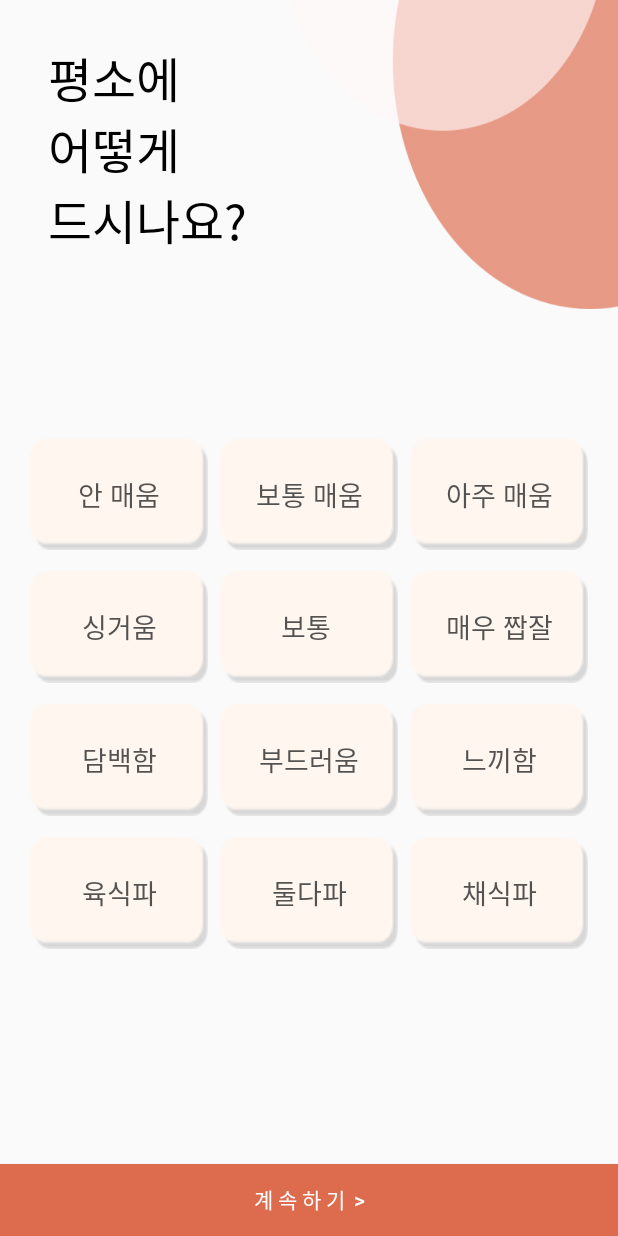
After one commit to joyceHong0524/SungChan, an Android app: the TasteChoiceActivity screen opened directly, with no data from a screen before it, on a phone screen of 412 x 824 dp. The commit adds this screen. Run offline under Robolectric (Android 15) with nearby library versions, the phone set to English and light mode, and no system bars.

Commit message:
taste choice half way done

```diff
--- a/app/src/main/AndroidManifest.xml
+++ b/app/src/main/AndroidManifest.xml
@@ -9,7 +9,8 @@
         android:roundIcon="@mipmap/ic_launcher_round"
         android:supportsRtl="true"
         android:theme="@style/AppTheme">
-        <activity android:name=".FoodChoiceActivity"></activity>
+        <activity android:name=".TasteChoiceActivity"/>
+        <activity android:name=".FoodChoiceActivity" />
         <activity android:name=".TellMeActivity" />
         <activity android:name=".ChoiceActivity" />
         <activity android:name=".SignUpActivity" />
--- a/app/src/main/java/com/junga/sungchan/FoodChoiceActivity.kt
+++ b/app/src/main/java/com/junga/sungchan/FoodChoiceActivity.kt
@@ -56,7 +56,10 @@ class FoodChoiceActivity : AppCompatActivity(), View.OnClickListener {
                 }
                 editor = pref.edit()
 
+
+
                 val set = HashSet<String>()
+
                 set.addAll(foodList)
 //                for (a in set){
 //                    Log.d(TAG,"It is in the set -----> $a");
--- /dev/null
+++ b/app/src/main/java/com/junga/sungchan/TasteChoiceActivity.kt
@@ -0,0 +1,93 @@
+package com.junga.sungchan
+
+import android.content.SharedPreferences
+import android.os.Bundle
+import android.view.View
+import androidx.appcompat.app.AppCompatActivity
+import kotlinx.android.synthetic.main.activity_taste_choice.*
+
+class TasteChoiceActivity: AppCompatActivity() , View.OnClickListener{
+
+
+    //TasteChoiceActivity working flow
+
+    // 1. 각 4개의 맛 영역 중에 하나씩 선택한다.
+    //      - 꼭 4 영역 모두 다 선택해야 한다.
+    //      - 한 영역에는 하나만 체크가 가능하다.
+
+    // 2. 계속하기 버튼을 누른다.
+    //      - SharedPreferences "user" 폴더에 favtastes key에 StringSet으로 저장된다.
+
+
+    // Methods Explanation
+    // taste box click -> check_box.visiblity changes to Visible.
+    // All the boxes can be toggled.
+
+
+    private lateinit var  pref : SharedPreferences;
+    private lateinit var  editor: SharedPreferences.Editor;
+    private var tasteList = arrayOf("","","","")
+
+    override fun onClick(p0: View) {
+
+        when(p0.id){
+            R.id.keep_btn->{
+
+            }
+
+        }
+
+
+    }
+
+    override fun onCreate(savedInstanceState: Bundle?) {
+        super.onCreate(savedInstanceState)
+        setContentView(R.layout.activity_taste_choice)
+
+        keep_btn.setOnClickListener(this)
+
+        spicy_0.setOnClickListener(this)
+        spicy_1.setOnClickListener(this)
+        spicy_2.setOnClickListener(this)
+        salty_0.setOnClickListener(this)
+        salty_1.setOnClickListener(this)
+        salty_2.setOnClickListener(this)
+        oily_0.setOnClickListener(this)
+        oily_1.setOnClickListener(this)
+        oily_2.setOnClickListener(this)
+        vegi_0.setOnClickListener(this)
+        vegi_1.setOnClickListener(this)
+        vegi_2.setOnClickListener(this)
+
+    }
+
+
+
+    fun convertIdToString( id : Int) :String {
+        when(id){
+            R.id.spicy_0 -> return "spicy_0"
+            R.id.spicy_1 -> return "spicy_1"
+            R.id.spicy_2 -> return "spicy_2"
+            R.id.salty_0 -> return "salty_0"
+            R.id.salty_1 -> return "salty_1"
+            R.id.salty_2 -> return "salty_2"
+            R.id.oily_0 -> return "oliy_0"
+            R.id.oily_1 -> return "oliy_1"
+            R.id.oily_2 -> return "oliy_2"
+            R.id.vegi_0 -> return "vegi_0"
+            R.id.vegi_1 -> return "vegi_1"
+            R.id.vegi_2 -> return "vegi_2"
+        }
+        return "NO_MATCH"
+    }
+
+    //This function check if it is clicked before or not.
+    fun checkIfFilled(view : View){
+
+    }
+
+
+
+
+
+    }
--- a/app/src/main/java/com/junga/sungchan/TellMeActivity.java
+++ b/app/src/main/java/com/junga/sungchan/TellMeActivity.java
@@ -24,9 +24,9 @@ public class TellMeActivity extends AppCompatActivity implements View.OnClickLis
         Button keep_btn = findViewById(R.id.keep_btn);
         TextView textView = findViewById(R.id.main_textview);
 
-        if( type==ChoiceActivity.Companion.getCHEF$app_debug()){
+        if( type==ChoiceActivity.Companion.getCUSTOMER$app()){
             textView.setText(R.string.tellme_customer);
-        }else if ( type ==ChoiceActivity.Companion.getCUSTOMER$app_debug()){
+        }else if ( type ==ChoiceActivity.Companion.getCHEF$app()){
             textView.setText(R.string.tellme_chef);
         }
 
--- /dev/null
+++ b/app/src/main/res/layout/activity_taste_choice.xml
@@ -0,0 +1,415 @@
+<?xml version="1.0" encoding="utf-8"?>
+<androidx.constraintlayout.widget.ConstraintLayout xmlns:android="http://schemas.android.com/apk/res/android"
+    xmlns:app="http://schemas.android.com/apk/res-auto"
+    xmlns:tools="http://schemas.android.com/tools"
+    android:layout_width="match_parent"
+    android:layout_height="match_parent"
+    android:id="@+id/layout_parent">
+
+
+    <Button
+        android:id="@+id/keep_btn"
+        android:layout_width="match_parent"
+        android:layout_height="48dp"
+        android:background="@color/colorPrimary"
+        android:text="@string/continue_btn"
+        android:textColor="@color/white"
+        app:layout_constraintBottom_toBottomOf="parent"
+        tools:layout_editor_absoluteX="0dp" />
+
+    <ImageView
+        android:id="@+id/imageView5"
+        android:layout_width="219dp"
+        android:layout_height="0dp"
+        android:scaleType="fitXY"
+        android:src="@drawable/top_right_bg"
+        app:layout_constraintBottom_toTopOf="@+id/guideline9"
+        app:layout_constraintEnd_toEndOf="parent"
+        app:layout_constraintTop_toTopOf="parent" />
+
+    <androidx.constraintlayout.widget.Guideline
+        android:id="@+id/guideline9"
+        android:layout_width="wrap_content"
+        android:layout_height="wrap_content"
+        android:orientation="horizontal"
+        app:layout_constraintGuide_percent="0.25" />
+
+    <androidx.constraintlayout.widget.Guideline
+        android:id="@+id/guideline10"
+        android:layout_width="wrap_content"
+        android:layout_height="wrap_content"
+        android:orientation="horizontal"
+        app:layout_constraintGuide_percent="0.35" />
+
+    <androidx.constraintlayout.widget.Guideline
+        android:id="@+id/guideline11"
+        android:layout_width="wrap_content"
+        android:layout_height="wrap_content"
+        android:orientation="horizontal"
+        app:layout_constraintGuide_percent="0.78" />
+
+
+    <TextView
+        android:id="@+id/textView9"
+        android:layout_width="wrap_content"
+        android:layout_height="wrap_content"
+        android:layout_marginStart="32dp"
+        android:layout_marginBottom="36dp"
+        android:fontFamily="@font/black"
+        android:text="@string/whichtaste_customer"
+        android:textColor="@color/black"
+        android:textSize="@dimen/text_title"
+        app:layout_constraintBottom_toTopOf="@+id/guideline9"
+        app:layout_constraintStart_toStartOf="parent" />
+
+    <GridLayout
+        android:id="@+id/textGrid"
+        android:layout_width="0dp"
+        android:layout_height="0dp"
+        android:layout_marginStart="16dp"
+        android:layout_marginEnd="16dp"
+        android:columnCount="3"
+        android:orientation="horizontal"
+        android:rowCount="4"
+        android:useDefaultMargins="true"
+        app:layout_constraintBottom_toBottomOf="@+id/guideline11"
+        app:layout_constraintEnd_toEndOf="parent"
+        app:layout_constraintStart_toStartOf="parent"
+        app:layout_constraintTop_toTopOf="@+id/guideline10">
+
+        <Button
+            android:id="@+id/spicy_0"
+            android:layout_width="0dp"
+            android:layout_height="0dp"
+            android:layout_rowWeight="1"
+            android:layout_columnWeight="1"
+            android:layout_marginBottom="10dp"
+            android:background="@drawable/taste_bg"
+            android:fontFamily="@font/nanum_extrabold"
+            android:scaleType="fitXY"
+            android:text="안 매움"
+            android:textColor="@color/light_black"
+            android:textSize="@dimen/text_content_medium" />
+
+        <Button
+            android:id="@+id/spicy_1"
+            android:layout_width="0dp"
+            android:layout_height="0dp"
+            android:layout_rowWeight="1"
+            android:layout_columnWeight="1"
+            android:layout_marginBottom="10dp"
+            android:background="@drawable/taste_bg"
+            android:fontFamily="@font/nanum_extrabold"
+            android:scaleType="fitXY"
+            android:text="보통 매움"
+            android:textColor="@color/light_black"
+            android:textSize="@dimen/text_content_medium" />
+
+        <Button
+            android:id="@+id/spicy_2"
+            android:layout_width="0dp"
+            android:layout_height="0dp"
+            android:layout_rowWeight="1"
+            android:layout_columnWeight="1"
+            android:layout_marginBottom="10dp"
+            android:background="@drawable/taste_bg"
+            android:fontFamily="@font/nanum_extrabold"
+            android:scaleType="fitXY"
+            android:text="아주 매움"
+            android:textColor="@color/light_black"
+            android:textSize="@dimen/text_content_medium" />
+
+        <Button
+            android:id="@+id/salty_0"
+            android:layout_width="0dp"
+            android:layout_height="0dp"
+            android:layout_rowWeight="1"
+            android:layout_columnWeight="1"
+            android:layout_marginBottom="10dp"
+            android:background="@drawable/taste_bg"
+            android:fontFamily="@font/nanum_extrabold"
+            android:scaleType="fitXY"
+            android:text="싱거움"
+            android:textColor="@color/light_black"
+            android:textSize="@dimen/text_content_medium" />
+
+        <Button
+            android:id="@+id/salty_1"
+            android:layout_width="0dp"
+            android:layout_height="0dp"
+            android:layout_rowWeight="1"
+            android:layout_columnWeight="1"
+            android:layout_marginBottom="10dp"
+            android:background="@drawable/taste_bg"
+            android:fontFamily="@font/nanum_extrabold"
+            android:scaleType="fitXY"
+            android:text="보통 "
+            android:textColor="@color/light_black"
+            android:textSize="@dimen/text_content_medium" />
+
+        <Button
+            android:id="@+id/salty_2"
+            android:layout_width="0dp"
+            android:layout_height="0dp"
+            android:layout_rowWeight="1"
+            android:layout_columnWeight="1"
+            android:layout_marginBottom="10dp"
+            android:background="@drawable/taste_bg"
+            android:fontFamily="@font/nanum_extrabold"
+            android:scaleType="fitXY"
+            android:text="매우 짭잘"
+            android:textColor="@color/light_black"
+            android:textSize="@dimen/text_content_medium" />
+
+        <Button
+            android:id="@+id/oily_0"
+            android:layout_width="0dp"
+            android:layout_height="0dp"
+            android:layout_rowWeight="1"
+            android:layout_columnWeight="1"
+            android:layout_marginBottom="10dp"
+            android:background="@drawable/taste_bg"
+            android:fontFamily="@font/nanum_extrabold"
+            android:scaleType="fitXY"
+            android:text="담백함"
+            android:textColor="@color/light_black"
+            android:textSize="@dimen/text_content_medium" />
+
+        <Button
+            android:id="@+id/oily_1"
+            android:layout_width="0dp"
+            android:layout_height="0dp"
+            android:layout_rowWeight="1"
+            android:layout_columnWeight="1"
+            android:layout_marginBottom="10dp"
+            android:background="@drawable/taste_bg"
+            android:fontFamily="@font/nanum_extrabold"
+            android:scaleType="fitXY"
+            android:text="부드러움"
+            android:textColor="@color/light_black"
+            android:textSize="@dimen/text_content_medium" />
+
+        <Button
+            android:id="@+id/oily_2"
+            android:layout_width="0dp"
+            android:layout_height="0dp"
+            android:layout_rowWeight="1"
+            android:layout_columnWeight="1"
+            android:layout_marginBottom="10dp"
+            android:background="@drawable/taste_bg"
+            android:fontFamily="@font/nanum_extrabold"
+            android:scaleType="fitXY"
+            android:text="느끼함"
+            android:textColor="@color/light_black"
+            android:textSize="@dimen/text_content_medium" />
+
+        <Button
+            android:id="@+id/vegi_0"
+            android:layout_width="0dp"
+            android:layout_height="0dp"
+            android:layout_rowWeight="1"
+            android:layout_columnWeight="1"
+            android:layout_marginBottom="10dp"
+            android:background="@drawable/taste_bg"
+            android:fontFamily="@font/nanum_extrabold"
+            android:scaleType="fitXY"
+            android:text="육식파"
+            android:textColor="@color/light_black"
+            android:textSize="@dimen/text_content_medium" />
+
+        <Button
+            android:id="@+id/vegi_1"
+            android:layout_width="0dp"
+            android:layout_height="0dp"
+            android:layout_rowWeight="1"
+            android:layout_columnWeight="1"
+            android:layout_marginBottom="10dp"
+            android:background="@drawable/taste_bg"
+            android:fontFamily="@font/nanum_extrabold"
+            android:scaleType="fitXY"
+            android:text="둘다파"
+            android:textColor="@color/light_black"
+            android:textSize="@dimen/text_content_medium" />
+
+        <Button
+            android:id="@+id/vegi_2"
+            android:layout_width="0dp"
+            android:layout_height="0dp"
+            android:layout_rowWeight="1"
+            android:layout_columnWeight="1"
+            android:layout_marginBottom="10dp"
+            android:background="@drawable/taste_bg"
+            android:fontFamily="@font/nanum_extrabold"
+            android:scaleType="fitXY"
+            android:text="채식파"
+            android:textColor="@color/light_black"
+            android:textSize="@dimen/text_content_medium" />
+
+
+    </GridLayout>
+
+    <GridLayout
+        android:id="@+id/checkGrid"
+        android:layout_width="0dp"
+        android:layout_height="0dp"
+        android:layout_marginStart="16dp"
+        android:layout_marginEnd="16dp"
+        android:columnCount="3"
+        android:orientation="horizontal"
+        android:rowCount="4"
+        android:useDefaultMargins="true"
+        app:layout_constraintBottom_toBottomOf="@+id/guideline11"
+        app:layout_constraintEnd_toEndOf="parent"
+        app:layout_constraintStart_toStartOf="parent"
+        app:layout_constraintTop_toTopOf="@+id/guideline10">
+
+        <Button
+            android:id="@+id/check_spicy0"
+            android:layout_width="0dp"
+            android:layout_height="0dp"
+            android:layout_rowWeight="1"
+            android:layout_columnWeight="1"
+            android:layout_marginBottom="10dp"
+            android:background="@drawable/tatste_check_bg"
+            android:scaleType="fitXY"
+            android:textColor="@color/light_black"
+            android:visibility="invisible" />
+
+        <Button
+            android:id="@+id/check_spicy1"
+            android:layout_width="0dp"
+            android:layout_height="0dp"
+            android:layout_rowWeight="1"
+            android:layout_columnWeight="1"
+            android:layout_marginBottom="10dp"
+            android:background="@drawable/tatste_check_bg"
+            android:scaleType="fitXY"
+            android:textColor="@color/light_black"
+            android:visibility="invisible" />
+
+        <Button
+            android:id="@+id/check_spicy2"
+            android:layout_width="0dp"
+            android:layout_height="0dp"
+            android:layout_rowWeight="1"
+            android:layout_columnWeight="1"
+            android:layout_marginBottom="10dp"
+            android:background="@drawable/tatste_check_bg"
+            android:scaleType="fitXY"
+            android:textColor="@color/light_black"
+            android:visibility="invisible" />
+
+        <Button
+            android:id="@+id/check_salty0"
+            android:layout_width="0dp"
+            android:layout_height="0dp"
+            android:layout_rowWeight="1"
+            android:layout_columnWeight="1"
+            android:layout_marginBottom="10dp"
+            android:background="@drawable/tatste_check_bg"
+            android:scaleType="fitXY"
+            android:textColor="@color/light_black"
+            android:visibility="invisible" />
+
+        <Button
+            android:id="@+id/check_salty1"
+            android:layout_width="0dp"
+            android:layout_height="0dp"
+            android:layout_rowWeight="1"
+            android:layout_columnWeight="1"
+            android:layout_marginBottom="10dp"
+            android:background="@drawable/tatste_check_bg"
+            android:scaleType="fitXY"
+            android:textColor="@color/light_black"
+            android:visibility="invisible" />
+
+
+        <Button
+            android:id="@+id/check_salty2"
+            android:layout_width="0dp"
+            android:layout_height="0dp"
+            android:layout_rowWeight="1"
+            android:layout_columnWeight="1"
+            android:layout_marginBottom="10dp"
+            android:background="@drawable/tatste_check_bg"
+            android:scaleType="fitXY"
+            android:textColor="@color/light_black"
+            android:visibility="invisible" />
+
+        <Button
+            android:id="@+id/check_oily0"
+            android:layout_width="0dp"
+            android:layout_height="0dp"
+            android:layout_rowWeight="1"
+            android:layout_columnWeight="1"
+            android:layout_marginBottom="10dp"
+            android:background="@drawable/tatste_check_bg"
+            android:scaleType="fitXY"
+            android:textColor="@color/light_black"
+            android:visibility="invisible" />
+
+        <Button
+            android:id="@+id/check_oily1"
+            android:layout_width="0dp"
+            android:layout_height="0dp"
+            android:layout_rowWeight="1"
+            android:layout_columnWeight="1"
+            android:layout_marginBottom="10dp"
+            android:background="@drawable/tatste_check_bg"
+            android:scaleType="fitXY"
+            android:textColor="@color/light_black"
+            android:visibility="invisible" />
+
+        <Button
+            android:id="@+id/check_oily2"
+            android:layout_width="0dp"
+            android:layout_height="0dp"
+            android:layout_rowWeight="1"
+            android:layout_columnWeight="1"
+            android:layout_marginBottom="10dp"
+            android:background="@drawable/tatste_check_bg"
+            android:scaleType="fitXY"
+            android:textColor="@color/light_black"
+            android:visibility="invisible" />
+
+        <Button
+            android:id="@+id/check_vegi0"
+            android:layout_width="0dp"
+            android:layout_height="0dp"
+            android:layout_rowWeight="1"
+            android:layout_columnWeight="1"
+            android:layout_marginBottom="10dp"
+            android:background="@drawable/tatste_check_bg"
+            android:scaleType="fitXY"
+            android:textColor="@color/light_black"
+            android:visibility="invisible" />
+
+        <Button
+            android:id="@+id/check_vegi1"
+            android:layout_width="0dp"
+            android:layout_height="0dp"
+            android:layout_rowWeight="1"
+            android:layout_columnWeight="1"
+            android:layout_marginBottom="10dp"
+            android:background="@drawable/tatste_check_bg"
+            android:scaleType="fitXY"
+            android:textColor="@color/light_black"
+            android:visibility="invisible" />
+
+        <Button
+            android:id="@+id/check_vegi2"
+            android:layout_width="0dp"
+            android:layout_height="0dp"
+            android:layout_rowWeight="1"
+            android:layout_columnWeight="1"
+            android:layout_marginBottom="10dp"
+            android:background="@drawable/tatste_check_bg"
+            android:scaleType="fitXY"
+            android:textColor="@color/light_black"
+            android:visibility="invisible" />
+
+
+    </GridLayout>
+
+
+</androidx.constraintlayout.widget.ConstraintLayout>
--- a/app/src/main/res/values/colors.xml
+++ b/app/src/main/res/values/colors.xml
@@ -120,7 +120,7 @@
     <color name="medium_turquoise">#48D1CC</color>
     <color name="dark_slate_blue">#483D8B</color>
     <color name="steel_blue">#4682B4</color>
-    <color name="light_black">#292929</color>
+    <color name="light_black">#DD383838</color>
     <color name="royal_blue">#4169E1</color>
     <color name="turquoise">#40E0D0</color>
     <color name="medium_sea_green">#3CB371</color>
--- a/app/src/main/res/values/strings.xml
+++ b/app/src/main/res/values/strings.xml
@@ -9,8 +9,13 @@
     <string name="tellme_chef">당신의\n요리를\n알려주세요</string>
     <string name="continue_btn">계 속 하 기  \t></string>
     <string name="pass_btn">건 너 뛰 기</string>
+
+
     <string name="whichfood_customer">어떤\n요리를\n먹고싶나요?</string>
     <string name="whichfood_cherf">무슨 요리에\n자신이 있나요?</string>
+    <string name="whichtaste_customer">평소에\n어떻게\n드시나요?</string>
+    <string name="whichtaste_chef">평소에\n어떻게\n요리하시나요?</string>
+
     <string name="korean">한식</string>
     <string name="italian">양식</string>
     <string name="bunsik">분식</string>
```
Also changed, not shown: app/src/main/res/drawable/taste_bg.png (added), app/src/main/res/drawable/tatste_check_bg.png (added).
